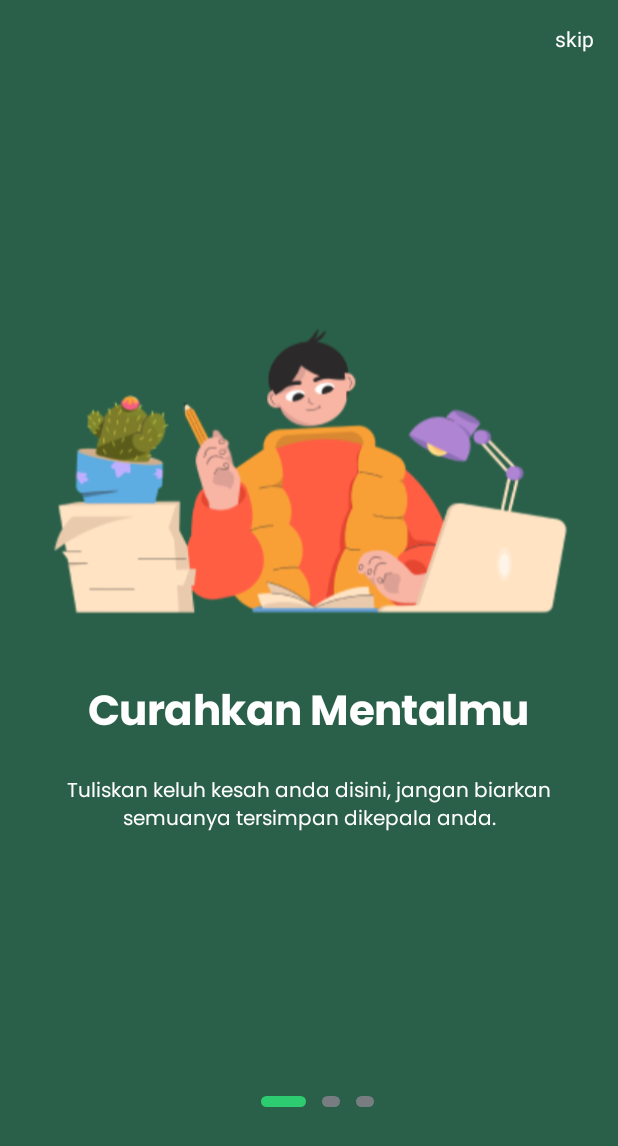
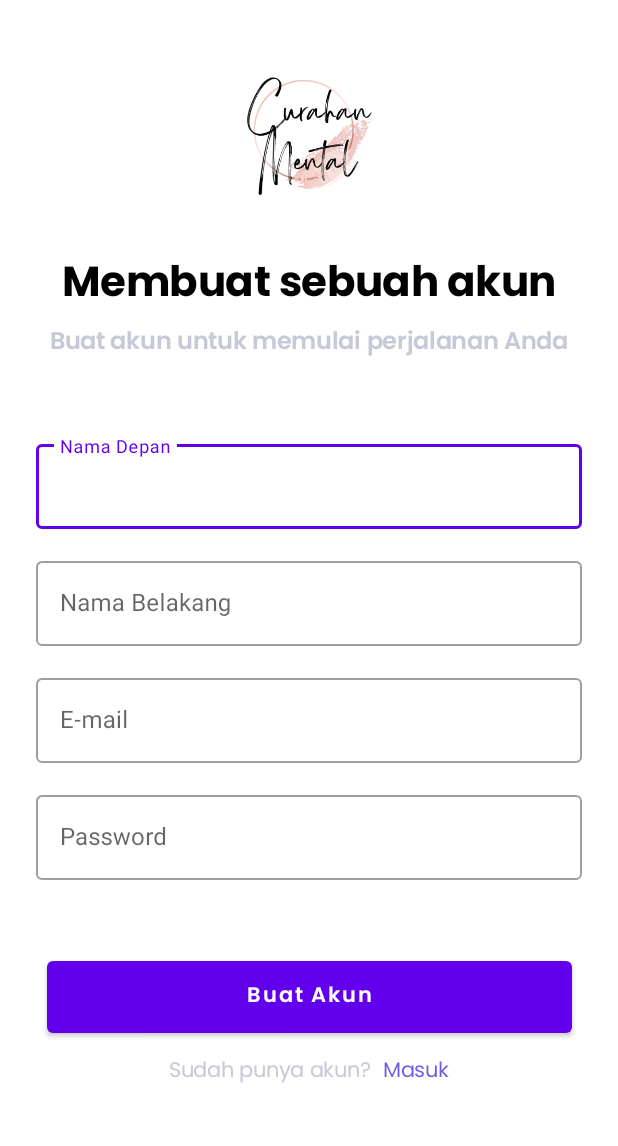
Before and after one commit to blitzkz23/capstone-sib-curahan-mental-csd-062, an Android app: the screen it shows after launch (OnboardActivity before the commit, RegisterActivity after it), on a phone screen of 412 x 824 dp. Shown: the top 1146 px of the screen. Run offline under Robolectric (Android 15) with nearby library versions, the phone set to English and light mode, and no system bars; our stand-ins replace Firebase (no records; nobody signed in at launch, a user with empty details on screens opened directly).

Commit message:
Implement register system auth on firebase, realtime db still havent worked tho

```diff
--- a/app/build.gradle
+++ b/app/build.gradle
@@ -60,6 +60,7 @@ dependencies {
     implementation "androidx.lifecycle:lifecycle-viewmodel-ktx:$lifecycleVersion"
 
 
+
     //testing
     testImplementation "junit:junit:$junitVersion"
     androidTestImplementation "androidx.test.ext:junit:$junitExtversion"
@@ -80,4 +81,5 @@ dependencies {
     //firebase
     implementation platform('com.google.firebase:firebase-bom:29.0.0')
     implementation "com.google.firebase:firebase-auth-ktx"
+    implementation 'com.google.firebase:firebase-database-ktx'
 }
--- a/app/src/main/AndroidManifest.xml
+++ b/app/src/main/AndroidManifest.xml
@@ -1,6 +1,9 @@
 <?xml version="1.0" encoding="utf-8"?>
 <manifest xmlns:android="http://schemas.android.com/apk/res/android"
     package="com.app.curahanmental">
+
+    <uses-permission android:name="android.permission.INTERNET" />
+    <uses-permission android:name="android.permission.ACCESS_NETWORK_STATE" />
 
     <application
         android:allowBackup="true"
--- a/app/src/main/java/com/app/curahanmental/ui/welcome/SplashActivity.kt
+++ b/app/src/main/java/com/app/curahanmental/ui/welcome/SplashActivity.kt
@@ -1,12 +1,10 @@
 package com.app.curahanmental.ui.welcome
 
 import android.content.Intent
+import android.os.Bundle
 import androidx.appcompat.app.AppCompatActivity
-import android.os.Bundle
-import com.app.curahanmental.MainActivity
-import com.app.curahanmental.R
 import com.app.curahanmental.databinding.ActivitySplashBinding
-import com.app.curahanmental.ui.welcome.onboarding.OnboardActivity
+import com.app.curahanmental.ui.auth.RegisterActivity
 import kotlinx.coroutines.*
 
 class SplashActivity : AppCompatActivity() {
@@ -21,7 +19,7 @@ class SplashActivity : AppCompatActivity() {
 		CoroutineScope(Dispatchers.Default).launch {
 			delay(1500)
 			withContext(Dispatchers.Main) {
-				val intent = Intent(this@SplashActivity , OnboardActivity::class.java)
+				val intent = Intent(this@SplashActivity , RegisterActivity::class.java)
 				startActivity(intent)
 				finish()
 			}
--- a/app/src/main/res/layout/activity_register.xml
+++ b/app/src/main/res/layout/activity_register.xml
@@ -61,6 +61,7 @@
                 android:layout_height="wrap_content"
                 android:maxLength="255"
                 android:maxLines="1" />
+
         </com.google.android.material.textfield.TextInputLayout>
 
         <com.google.android.material.textfield.TextInputLayout
@@ -77,11 +78,12 @@
             app:layout_constraintTop_toBottomOf="@id/textInputLayout">
 
             <com.google.android.material.textfield.TextInputEditText
-                android:id="@+id/register_ed_last"
+                android:id="@+id/register_ed_lastname"
                 android:layout_width="match_parent"
                 android:layout_height="wrap_content"
                 android:maxLength="255"
                 android:maxLines="1" />
+
         </com.google.android.material.textfield.TextInputLayout>
 
         <com.google.android.material.textfield.TextInputLayout
@@ -129,7 +131,7 @@
         </com.google.android.material.textfield.TextInputLayout>
 
         <com.google.android.material.button.MaterialButton
-            android:id="@+id/materialButton"
+            android:id="@+id/register_button"
             android:layout_width="350dp"
             android:layout_height="60dp"
             android:layout_marginTop="@dimen/dimens_48dp"
@@ -152,7 +154,7 @@
             app:layout_constraintHorizontal_bias="0.5"
             app:layout_constraintHorizontal_chainStyle="packed"
             app:layout_constraintStart_toStartOf="parent"
-            app:layout_constraintTop_toBottomOf="@+id/materialButton" />
+            app:layout_constraintTop_toBottomOf="@+id/register_button" />
 
         <TextView
             android:id="@+id/textView"
@@ -168,6 +170,17 @@
             app:layout_constraintStart_toEndOf="@+id/haveaccount"
             app:layout_constraintTop_toTopOf="@+id/haveaccount" />
 
+        <ProgressBar
+            android:id="@+id/progressBar"
+            style="?android:attr/progressBarStyle"
+            android:layout_width="wrap_content"
+            android:visibility="invisible"
+            android:layout_height="wrap_content"
+            app:layout_constraintBottom_toBottomOf="parent"
+            app:layout_constraintEnd_toEndOf="parent"
+            app:layout_constraintStart_toStartOf="parent"
+            app:layout_constraintTop_toTopOf="parent" />
+
 
     </androidx.constraintlayout.widget.ConstraintLayout>
 </ScrollView>
--- a/app/src/main/res/values/strings.xml
+++ b/app/src/main/res/values/strings.xml
@@ -26,4 +26,13 @@
     <string name="create_account_tagline">Buat akun untuk memulai perjalanan Anda</string>
     <string name="login">Masuk</string>
 
+    <!-- Error -->
+    <string name="error_firstname">Mohon masukkan nama depan</string>
+    <string name="error_lastname">Mohon masukkan nama belakang</string>
+    <string name="error_email">Mohon masukkan e-mail</string>
+    <string name="error_email2">Mohon masukkan format E-mail yang benar</string>
+    <string name="error_password">Mohon masukkan password</string>
+    <string name="error_password2">Password tidak boleh kurang dari 6 karakter.</string>
+
+
 </resources>
```
Also changed, not shown: app/src/main/java/com/app/curahanmental/data/source/local/entity/UserEntity.kt (added, +8 -0 lines), app/src/main/java/com/app/curahanmental/ui/auth/RegisterActivity.kt (+86 -2 lines), 1 other file.
